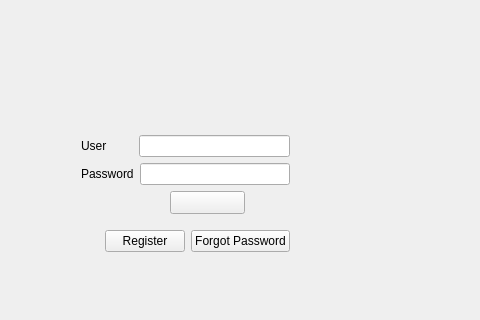
Qt form LIBPRO/LIBPRO/LIBPRO.ui (khoa5773/Assignment2_ver1.0) before a commit; both pictures show x 0 to 480 and y 136 to 456 of the 1062 by 758 pixel window.
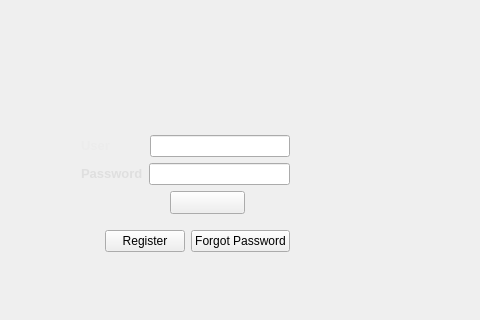
The same form after that commit. Icons and pictures are not drawn.

Patch:
```diff
--- a/LIBPRO/LIBPRO/LIBPRO.ui
+++ b/LIBPRO/LIBPRO/LIBPRO.ui
@@ -67,10 +67,26 @@
            <item>
             <widget class="QLabel" name="label">
              <property name="text">
-              <string>User        </string>
+              <string>&lt;html&gt;&lt;head/&gt;&lt;body&gt;&lt;p&gt;&lt;span style=&quot; font-size:10pt; font-weight:600; color:#ececec;&quot;&gt;User             &lt;/span&gt;&lt;/p&gt;&lt;/body&gt;&lt;/html&gt;</string>
              </property>
             </widget>
            </item>
+           <item>
+            <spacer name="horizontalSpacer_5">
+             <property name="orientation">
+              <enum>Qt::Horizontal</enum>
+             </property>
+             <property name="sizeType">
+              <enum>QSizePolicy::Fixed</enum>
+             </property>
+             <property name="sizeHint" stdset="0">
+              <size>
+               <width>30</width>
+               <height>17</height>
+              </size>
+             </property>
+            </spacer>
+           </item>
            <item>
             <widget class="QLineEdit" name="lineEdit_user"/>
            </item>
@@ -81,7 +97,7 @@
            <item>
             <widget class="QLabel" name="label_2">
              <property name="text">
-              <string>Password</string>
+              <string>&lt;html&gt;&lt;head/&gt;&lt;body&gt;&lt;p&gt;&lt;span style=&quot; font-size:10pt; font-weight:600; color:#dfdfdf;&quot;&gt;Password&lt;/span&gt;&lt;/p&gt;&lt;/body&gt;&lt;/html&gt;</string>
              </property>
             </widget>
            </item>
```
Left out of the diff: 5 changed lines with no effect on the pictures.
